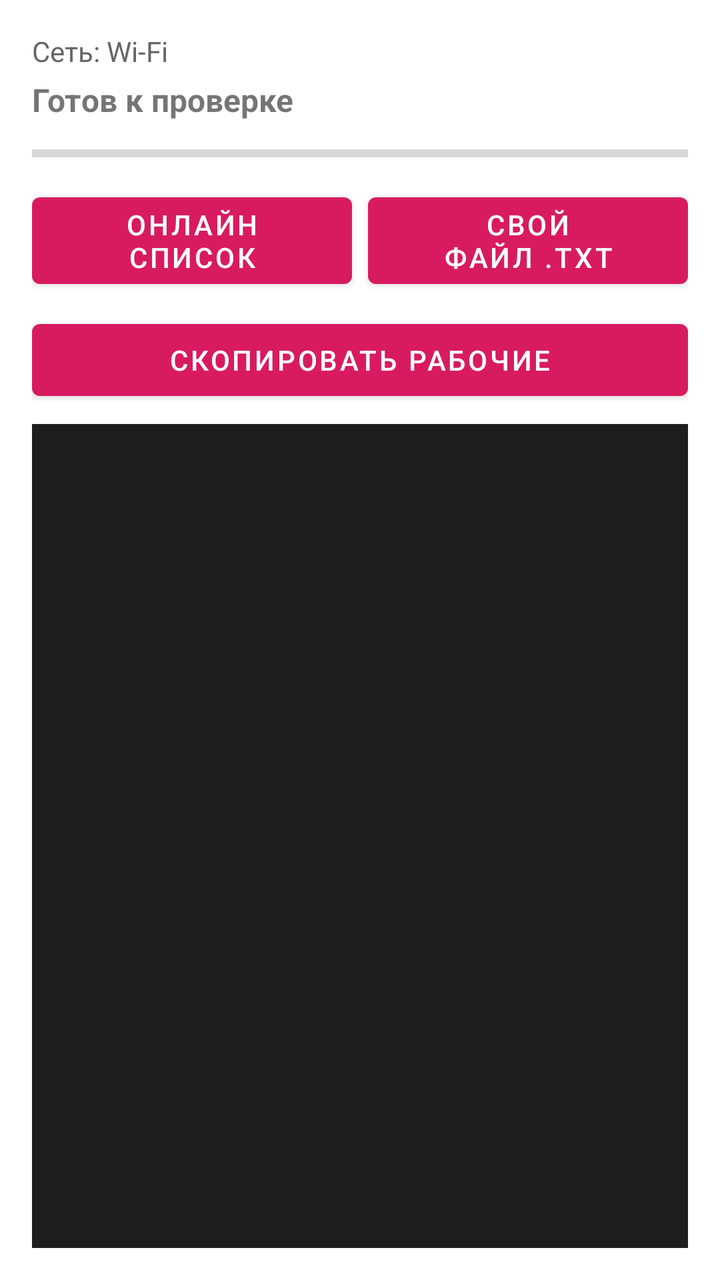
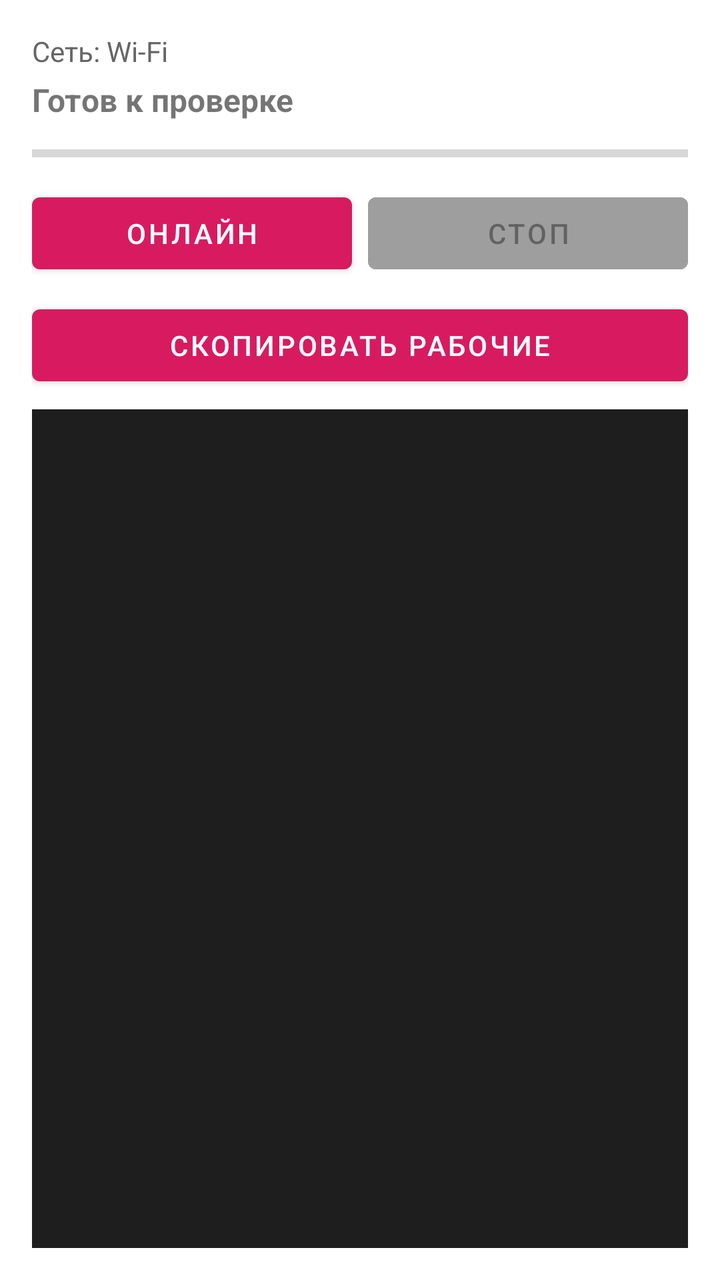

Before-and-after screenshots of an Android layout around one commit, followed by the original layout XML and the change that was made.
<!-- AndroidManifest.xml: application theme Theme.MtChecker -->
<!-- res/layout/activity_main.xml -->
<?xml version="1.0" encoding="utf-8"?>
<LinearLayout xmlns:android="http://schemas.android.com/apk/res/android"
    android:layout_width="match_parent"
    android:layout_height="match_parent"
    android:orientation="vertical"
    android:padding="16dp">

    <TextView
        android:id="@+id/networkText"
        android:layout_width="match_parent"
        android:layout_height="wrap_content"
        android:text="Сеть: Wi-Fi"
        android:textSize="14sp"
        android:textColor="#666666"
        android:layout_marginBottom="4dp"/>

    <TextView
        android:id="@+id/statusText"
        android:layout_width="match_parent"
        android:layout_height="wrap_content"
        android:text="Готов к проверке"
        android:textSize="16sp"
        android:textStyle="bold"
        android:layout_marginBottom="8dp"/>

    <ProgressBar
        android:id="@+id/progressBar"
        style="?android:attr/progressBarStyleHorizontal"
        android:layout_width="match_parent"
        android:layout_height="wrap_content"
        android:max="100"
        android:progress="0"
        android:layout_marginBottom="8dp"/>

    <LinearLayout
        android:layout_width="match_parent"
        android:layout_height="wrap_content"
        android:orientation="horizontal"
        android:layout_marginBottom="8dp">

        <Button
            android:id="@+id/checkButton"
            android:layout_width="0dp"
            android:layout_height="wrap_content"
            android:layout_weight="1"
            android:text="Онлайн список"
            android:layout_marginEnd="4dp"/>

        <Button
            android:id="@+id/loadFileButton"
            android:layout_width="0dp"
            android:layout_height="wrap_content"
            android:layout_weight="1"
            android:text="Свой файл .txt"
            android:layout_marginStart="4dp"/>
    </LinearLayout>

    <Button
        android:id="@+id/copyButton"
        android:layout_width="match_parent"
        android:layout_height="wrap_content"
        android:text="Скопировать рабочие"
        android:layout_marginBottom="8dp"/>

    <ScrollView
        android:layout_width="match_parent"
        android:layout_height="0dp"
        android:layout_weight="1"
        android:background="#1E1E1E">

        <TextView
            android:id="@+id/resultText"
            android:layout_width="match_parent"
            android:layout_height="wrap_content"
            android:textColor="#FFFFFF"
            android:padding="12dp"
            android:textSize="14sp"
            android:autoLink="web"
            android:linksClickable="true"/>
    </ScrollView>

</LinearLayout>
<!-- resources referenced by this layout -->
<resources>
  <style name="Theme.MtChecker" parent="Theme.MaterialComponents.DayNight.NoActionBar">
          
          <item name="colorPrimary">#D81B60</item> 
          <item name="colorPrimaryVariant">#880E4F</item>
          <item name="colorOnPrimary">#FFFFFF</item>
      </style>
</resources>

<!-- the commit's change to res/layout/activity_main.xml (unified diff, before → after) -->
@@ -32,7 +32,7 @@
         android:progress="0"
         android:layout_marginBottom="8dp"/>
 
-    <LinearLayout
+        <LinearLayout
         android:layout_width="match_parent"
         android:layout_height="wrap_content"
         android:orientation="horizontal"
@@ -43,15 +43,17 @@
             android:layout_width="0dp"
             android:layout_height="wrap_content"
             android:layout_weight="1"
-            android:text="Онлайн список"
+            android:text="Онлайн"
             android:layout_marginEnd="4dp"/>
 
         <Button
-            android:id="@+id/loadFileButton"
+            android:id="@+id/stopButton"
             android:layout_width="0dp"
             android:layout_height="wrap_content"
             android:layout_weight="1"
-            android:text="Свой файл .txt"
+            android:text="Стоп"
+            android:enabled="false"
+            android:backgroundTint="#9E9E9E"
             android:layout_marginStart="4dp"/>
     </LinearLayout>
 
